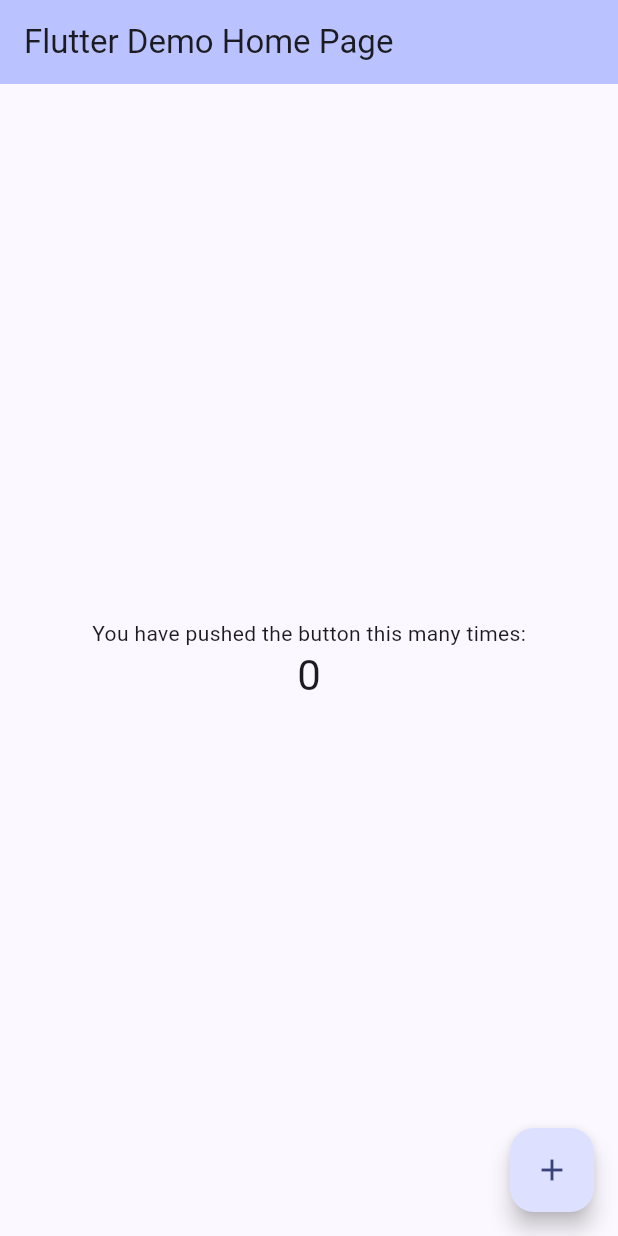
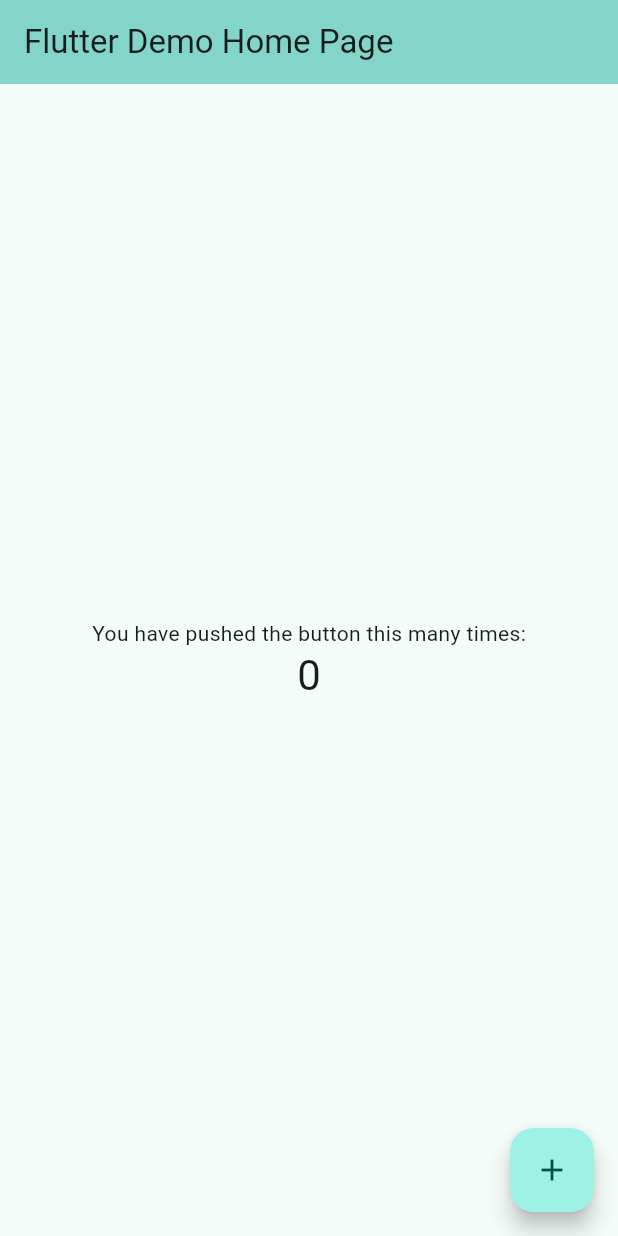
Before and after one commit to AEG14/sample_app, a Flutter app: the screen it shows after launch, on a phone screen of 412 x 824 dp. Run offline on Flutter 3.47's test engine with Material 2 defaults, Android fonts, the phone set to English and light mode, and no system bars.

Commit message:
second commit

```diff
--- a/lib/main.dart
+++ b/lib/main.dart
@@ -28,7 +28,7 @@ class MyApp extends StatelessWidget {
         //
         // This works for code too, not just values: Most code changes can be
         // tested with just a hot reload.
-        colorScheme: ColorScheme.fromSeed(seedColor: Colors.indigo),
+        colorScheme: ColorScheme.fromSeed(seedColor: Colors.teal),
         useMaterial3: true,
       ),
       home: const MyHomePage(title: 'Flutter Demo Home Page'),
```
